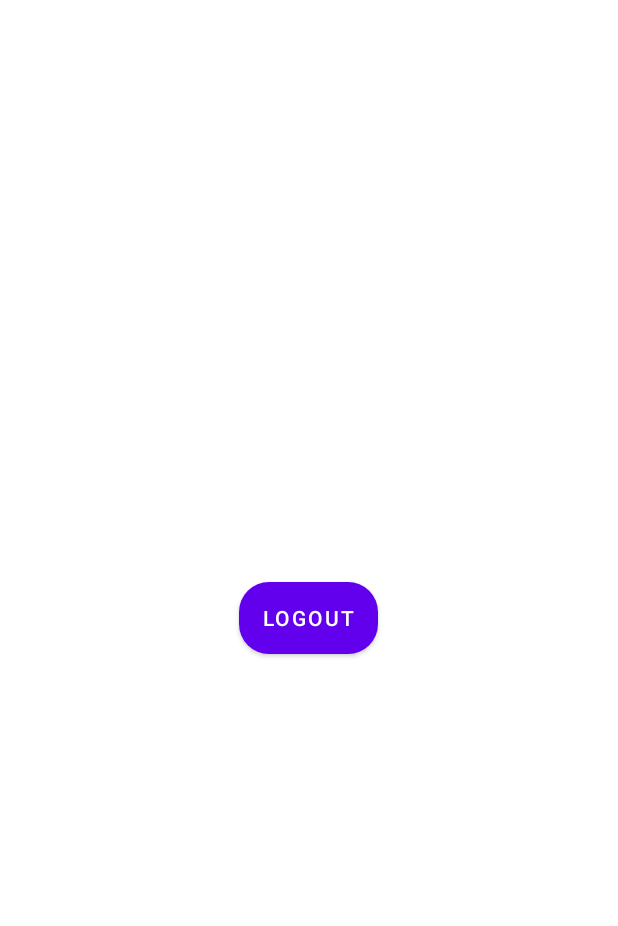
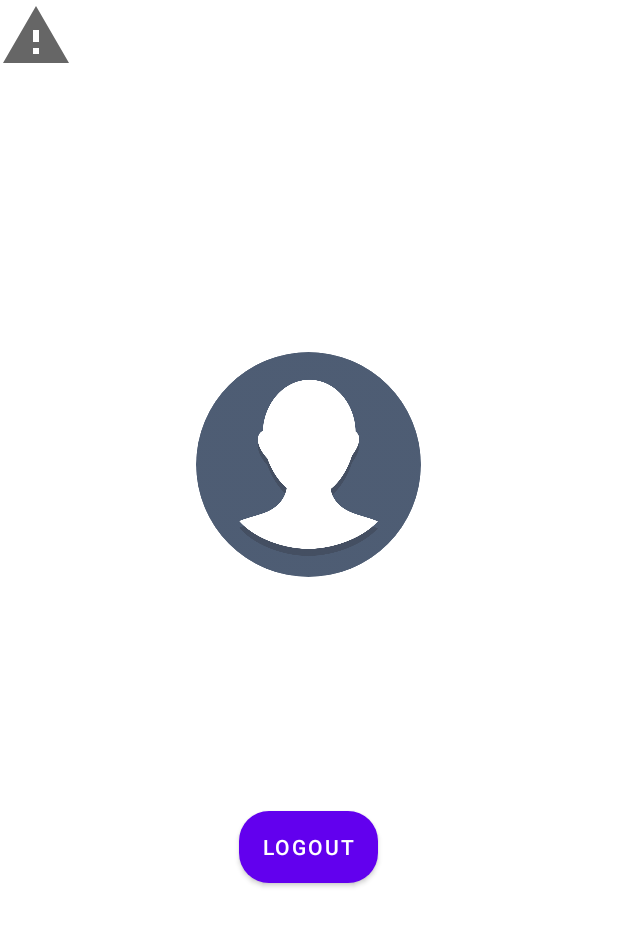
Before and after one commit to AhmedMohamedSamir1/GradingBubbleSheet, an Android app: the layout fragment_profile.xml on its own in the app's theme, with its tools: preview values and no code run, on a phone screen of 412 x 824 dp. Shown: the top 926 px of the screen. Run offline under Robolectric (Android 15) with nearby library versions, the phone set to English and light mode, and no system bars.

Commit message:
Profile updated Gradle Updated Circular profile added clear application data added in profile FragmentProfile

```diff
--- a/app/build.gradle
+++ b/app/build.gradle
@@ -56,6 +56,12 @@ dependencies {
     apply plugin: 'com.google.gms.google-services'  // Google Services plugin
     implementation 'de.hdodenhof:circleimageview:3.0.1'
     implementation 'com.facebook.android:facebook-android-sdk:[5,6)'
+    implementation 'com.squareup.picasso:picasso:2.71828'
+    // If you want to use the GPU Filters
+    implementation 'jp.co.cyberagent.android:gpuimage:2.1.0'
+    implementation 'com.github.bumptech.glide:glide:4.12.0'
+    annotationProcessor 'com.github.bumptech.glide:compiler:4.12.0'
+
 
 
 //    implementation project(':chip-navigation-bar')
--- a/app/src/main/AndroidManifest.xml
+++ b/app/src/main/AndroidManifest.xml
@@ -16,6 +16,7 @@
         <activity android:name=".ui.instructor.Instructor_Mail" />
         <activity android:name=".ui.instructor.InstructorHome" />
         <activity android:name=".ui.academic.AcademicHome" />
+
         <activity
             android:name=".ui.login.LoginActivity"
             android:label="@string/app_name">
--- a/app/src/main/java/com/example/gp2021/ui/academic/AcademicHome.java
+++ b/app/src/main/java/com/example/gp2021/ui/academic/AcademicHome.java
@@ -63,6 +63,7 @@ public class AcademicHome extends AppCompatActivity implements ChipNavigationBar
         animationDrawable.setExitFadeDuration(2000);
         navView = findViewById(R.id.bottom_navigation2);
         navView.setOnItemSelectedListener(this);
+
         //  navView.setItemSelected(0,true);
 
 
--- a/app/src/main/java/com/example/gp2021/ui/instructor/FragmentProfile.java
+++ b/app/src/main/java/com/example/gp2021/ui/instructor/FragmentProfile.java
@@ -1,6 +1,11 @@
 package com.example.gp2021.ui.instructor;
 
+import android.app.ActivityManager;
+import android.content.Context;
 import android.content.Intent;
+import android.graphics.Bitmap;
+import android.graphics.BitmapFactory;
+import android.net.Uri;
 import android.os.Bundle;
 
 import androidx.annotation.NonNull;
@@ -10,12 +15,16 @@ import android.view.LayoutInflater;
 import android.view.View;
 import android.view.ViewGroup;
 import android.widget.Button;
+import android.widget.ImageView;
+import android.widget.TextView;
 import android.widget.Toast;
 
+import com.bumptech.glide.Glide;
 import com.example.gp2021.R;
 import com.example.gp2021.ui.login.LoginActivity;
 import com.facebook.FacebookSdk;
 import com.facebook.login.LoginManager;
+import com.facebook.login.widget.ProfilePictureView;
 import com.google.android.gms.auth.api.Auth;
 import com.google.android.gms.auth.api.signin.GoogleSignIn;
 import com.google.android.gms.auth.api.signin.GoogleSignInAccount;
@@ -27,16 +36,26 @@ import com.google.android.gms.common.api.Status;
 import com.google.android.gms.tasks.OnCompleteListener;
 import com.google.android.gms.tasks.Task;
 import com.google.firebase.auth.FirebaseAuth;
+import com.google.firebase.auth.FirebaseUser;
+import com.squareup.picasso.Picasso;
+
+import java.io.File;
+import java.io.IOException;
+import java.net.MalformedURLException;
+import java.net.URL;
+
+import de.hdodenhof.circleimageview.CircleImageView;
 
 import static android.provider.AlarmClock.EXTRA_MESSAGE;
 import static com.facebook.FacebookSdk.getApplicationContext;
+import static com.facebook.FacebookSdk.getCacheDir;
 
 /**
  * A simple {@link Fragment} subclass.
  * Use the {@link FragmentProfile#newInstance} factory method to
  * create an instance of this fragment.
  */
-public class FragmentProfile extends Fragment  {
+public class FragmentProfile extends Fragment {
     GoogleSignInClient mGoogleSignInClient;
     public static GoogleApiClient mGoogleApiClient;
 
@@ -75,6 +94,7 @@ public class FragmentProfile extends Fragment  {
     public void onCreate(Bundle savedInstanceState) {
         super.onCreate(savedInstanceState);
         FacebookSdk.sdkInitialize(getApplicationContext());
+
         if (getArguments() != null) {
             mParam1 = getArguments().getString(ARG_PARAM1);
             mParam2 = getArguments().getString(ARG_PARAM2);
@@ -82,13 +102,14 @@ public class FragmentProfile extends Fragment  {
 
 
     }
+
     View view;
 
     @Override
     public View onCreateView(LayoutInflater inflater, ViewGroup container,
                              Bundle savedInstanceState) {
         // Inflate the layout for this fragment
-       view=inflater.inflate(R.layout.fragment_profile, container, false);
+        view = inflater.inflate(R.layout.fragment_profile, container, false);
 
         Button upButton = (Button) view.findViewById(R.id.sign_out_buttonGoogle);
         //upButton.setOnClickListener(this);
@@ -99,6 +120,25 @@ public class FragmentProfile extends Fragment  {
 
                 signOut();
 
+
+            }
+        });
+        FirebaseUser user = FirebaseAuth.getInstance().getCurrentUser();
+        ((TextView) view.findViewById(R.id.txt_profile_email)).setText(user.getEmail());
+        ((TextView) view.findViewById(R.id.txt_profile_Username)).setText(user.getDisplayName());
+        Uri im = user.getPhotoUrl();
+        String t = im.toString();
+        CircleImageView imgg = view.findViewById(R.id.profile_image);
+
+        /*Picasso.get().load(user.getPhotoUrl()).into(imgg);
+        Picasso.get().setLoggingEnabled(true);*/ //worked :)
+
+        Glide.with(getContext()).load(user.getPhotoUrl()).into(imgg);
+        view.findViewById(R.id.DeleteAppData).setOnClickListener(new View.OnClickListener() {
+            @Override
+            public void onClick(View v) {
+                //clearApplicationData();
+                ((ActivityManager) getApplicationContext().getSystemService(Context.ACTIVITY_SERVICE)).clearApplicationUserData();
 
             }
         });
@@ -124,7 +164,6 @@ public class FragmentProfile extends Fragment  {
     }
 
 
-
     @Override
     public void onStart() {
         GoogleSignInOptions gso = new GoogleSignInOptions.Builder(GoogleSignInOptions.DEFAULT_SIGN_IN)
@@ -136,4 +175,6 @@ public class FragmentProfile extends Fragment  {
         mGoogleApiClient.connect();
         super.onStart();
     }
+
+
 }
--- /dev/null
+++ b/app/src/main/res/drawable/ic_baseline_warning_24.xml
@@ -0,0 +1,5 @@
+<vector android:height="48dp" android:tint="?attr/colorControlNormal"
+    android:viewportHeight="24" android:viewportWidth="24"
+    android:width="48dp" xmlns:android="http://schemas.android.com/apk/res/android">
+    <path android:fillColor="@android:color/white" android:pathData="M1,21h22L12,2 1,21zM13,18h-2v-2h2v2zM13,14h-2v-4h2v4z"/>
+</vector>
--- a/app/src/main/res/layout/fragment_profile.xml
+++ b/app/src/main/res/layout/fragment_profile.xml
@@ -6,12 +6,67 @@
     android:layout_height="match_parent"
     tools:context=".ui.instructor.FragmentProfile">
 
+    <ImageView
+        android:layout_width="wrap_content"
+        android:layout_height="wrap_content"
+        android:id="@+id/DeleteAppData"
+        android:src="@drawable/ic_baseline_warning_24">
+
+    </ImageView>
+
     <!-- TODO: Update blank fragment layout -->
     <LinearLayout
         android:layout_width="match_parent"
         android:layout_height="match_parent"
         android:gravity="center"
+        android:orientation="vertical"
+        android:scrollbarThumbHorizontal="@null"
+        android:scrollbarThumbVertical="@null"
         >
+      <!-- <de.hdodenhof.circleimageview.CircleImageView
+            android:id="@+id/profile_image"
+            android:layout_width="150dp"
+            android:layout_height="150dp"
+            android:scaleType="centerCrop"
+            android:src="@drawable/dummy_image"
+          />-->
+
+       <de.hdodenhof.circleimageview.CircleImageView
+            android:id="@+id/profile_image"
+            android:layout_width="150dp"
+            android:layout_height="150dp"
+            android:scaleType="centerCrop"
+            android:src="@drawable/dummy_image"
+          />
+
+        <TextView
+
+            android:id="@+id/txt_profile_Username"
+            android:layout_gravity="center"
+            android:layout_width="wrap_content"
+            android:layout_height="wrap_content"
+            android:text="UserEmail"
+            android:textSize="16sp"
+            android:paddingTop="20dp"
+            android:paddingBottom="20dp"
+            android:textColor="@color/white"
+
+            android:layout_marginBottom="16dp"
+            android:textStyle="bold" />
+        <TextView
+
+            android:id="@+id/txt_profile_email"
+            android:layout_gravity="center"
+            android:layout_width="wrap_content"
+            android:layout_height="wrap_content"
+            android:text="UserEmail"
+            android:textSize="16sp"
+            android:paddingTop="20dp"
+            android:paddingBottom="20dp"
+            android:textColor="@color/white"
+
+            android:layout_marginBottom="16dp"
+            android:textStyle="bold" />
     <Button
         android:id="@+id/sign_out_buttonGoogle"
         android:layout_width="wrap_content"
```
Also changed, not shown: app/src/main/java/com/example/gp2021/ui/login/LoginActivity.java (+8 -1 lines).
